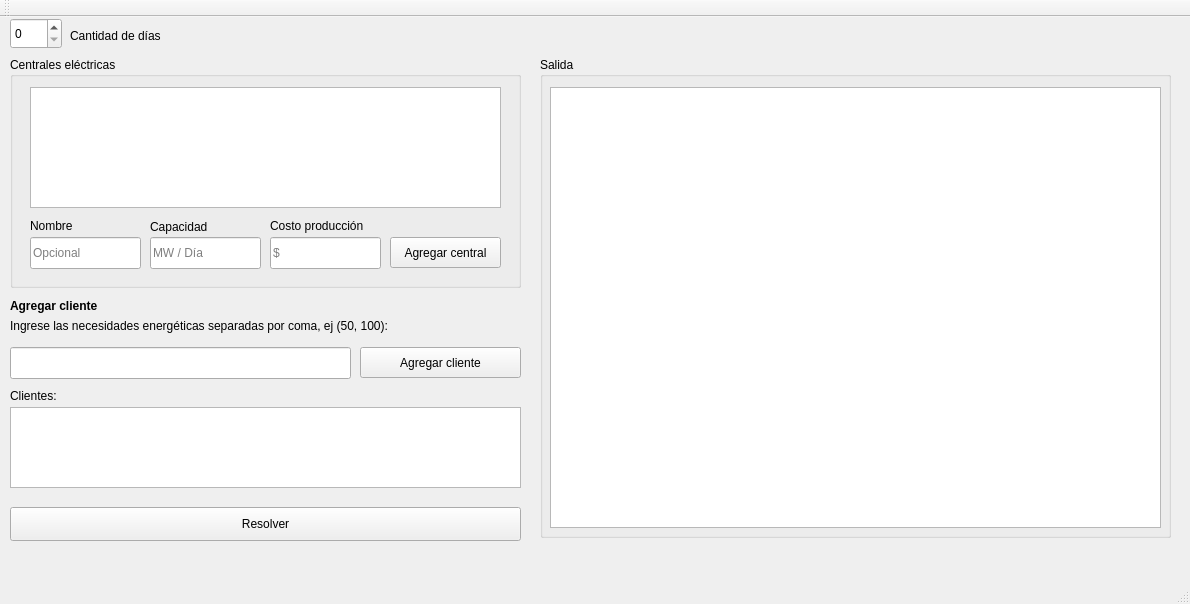
First picture: the form in PlantaGUIFuentes/ui/main.ui, repository ijuanfe/CO_Project2, before the edit.
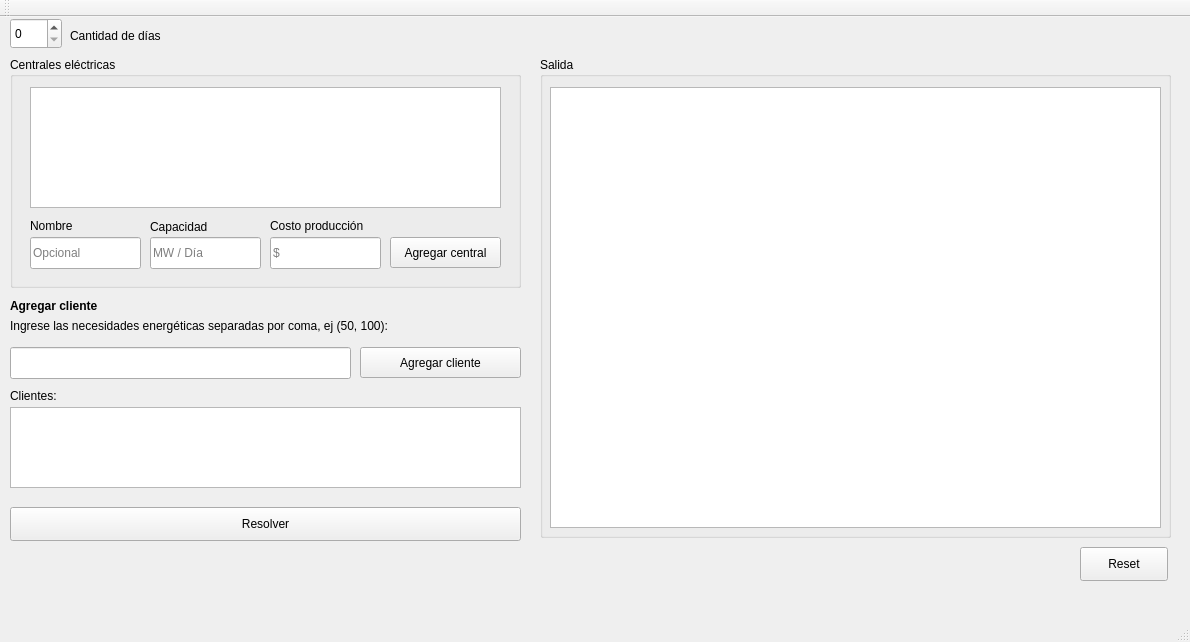
Second picture: the form after the edit.

Commit message: xd * Leonardo DiCaprio meme *

What changed in the file:
```diff
--- a/PlantaGUIFuentes/ui/main.ui
+++ b/PlantaGUIFuentes/ui/main.ui
@@ -7,7 +7,7 @@
     <x>0</x>
     <y>0</y>
     <width>1190</width>
-    <height>604</height>
+    <height>642</height>
    </rect>
   </property>
   <property name="windowTitle">
@@ -259,6 +259,19 @@
      </property>
     </widget>
    </widget>
+   <widget class="QPushButton" name="pushButton_4">
+    <property name="geometry">
+     <rect>
+      <x>1080</x>
+      <y>530</y>
+      <width>88</width>
+      <height>34</height>
+     </rect>
+    </property>
+    <property name="text">
+     <string>Reset</string>
+    </property>
+   </widget>
   </widget>
   <widget class="QMenuBar" name="menubar">
    <property name="geometry">
```
The commit also changes 1 other file.
